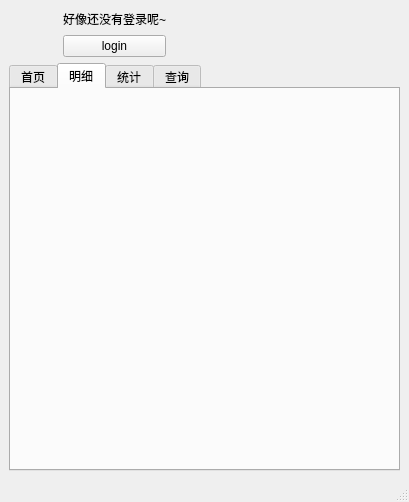
Before: the Qt Designer form ui/oopcash_mainwindow.ui in Harry-Chen/OOP-Cash, drawn with Qt 5.
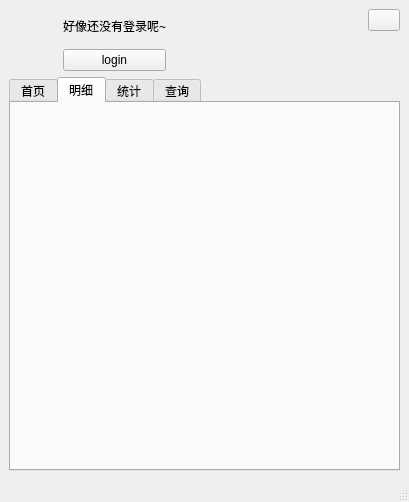
After: the same form once the commit is applied. The open tabs and pages were chosen to show the change. Icons and pictures are not drawn.

What changed in the file:
```diff
--- a/ui/oopcash_mainwindow.ui
+++ b/ui/oopcash_mainwindow.ui
@@ -72,12 +72,56 @@
           </property>
           <property name="sizeHint" stdset="0">
            <size>
-            <width>428</width>
+            <width>40</width>
             <height>20</height>
            </size>
           </property>
          </spacer>
         </item>
+        <item>
+         <layout class="QVBoxLayout" name="verticalLayout_2">
+          <item>
+           <widget class="QPushButton" name="setButton">
+            <property name="maximumSize">
+             <size>
+              <width>32</width>
+              <height>32</height>
+             </size>
+            </property>
+            <property name="text">
+             <string/>
+            </property>
+            <property name="icon">
+             <iconset>
+              <normalon>:/icons/settings</normalon>
+             </iconset>
+            </property>
+            <property name="iconSize">
+             <size>
+              <width>24</width>
+              <height>24</height>
+             </size>
+            </property>
+           </widget>
+          </item>
+          <item>
+           <spacer name="verticalSpacer">
+            <property name="orientation">
+             <enum>Qt::Vertical</enum>
+            </property>
+            <property name="sizeType">
+             <enum>QSizePolicy::Ignored</enum>
+            </property>
+            <property name="sizeHint" stdset="0">
+             <size>
+              <width>20</width>
+              <height>40</height>
+             </size>
+            </property>
+           </spacer>
+          </item>
+         </layout>
+        </item>
        </layout>
       </item>
       <item>
```
Left out of the diff: 45 changed lines with no effect on the pictures.
